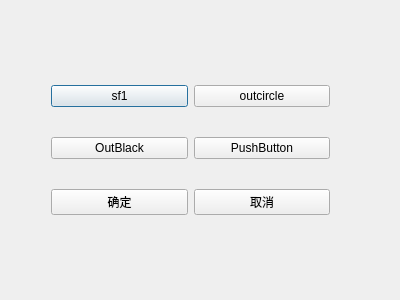
gzj1997/CameraDtecte-1, file CameraDtecte-1/GetSF.ui: the form before one commit.
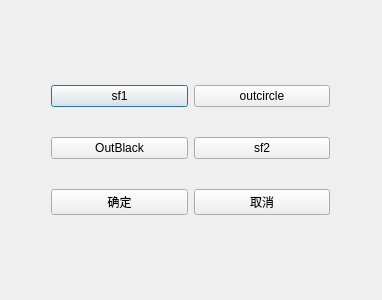
The form after the commit.

Patch:
```diff
--- a/CameraDtecte-1/GetSF.ui
+++ b/CameraDtecte-1/GetSF.ui
@@ -6,7 +6,7 @@
    <rect>
     <x>0</x>
     <y>0</y>
-    <width>400</width>
+    <width>382</width>
     <height>300</height>
    </rect>
   </property>
@@ -47,7 +47,7 @@
     <item row="1" column="1">
      <widget class="QPushButton" name="pushButton_4">
       <property name="text">
-       <string>PushButton</string>
+       <string>sf2</string>
       </property>
      </widget>
     </item>
```
Left out of the diff: 16 changed lines with no effect on the pictures.
